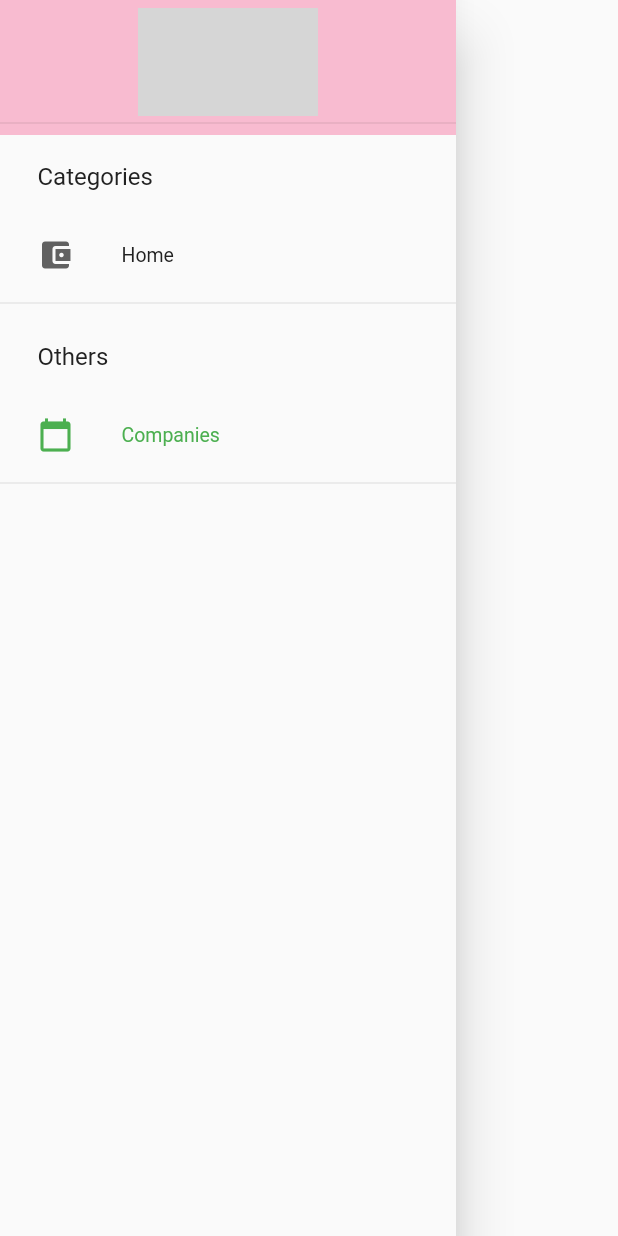
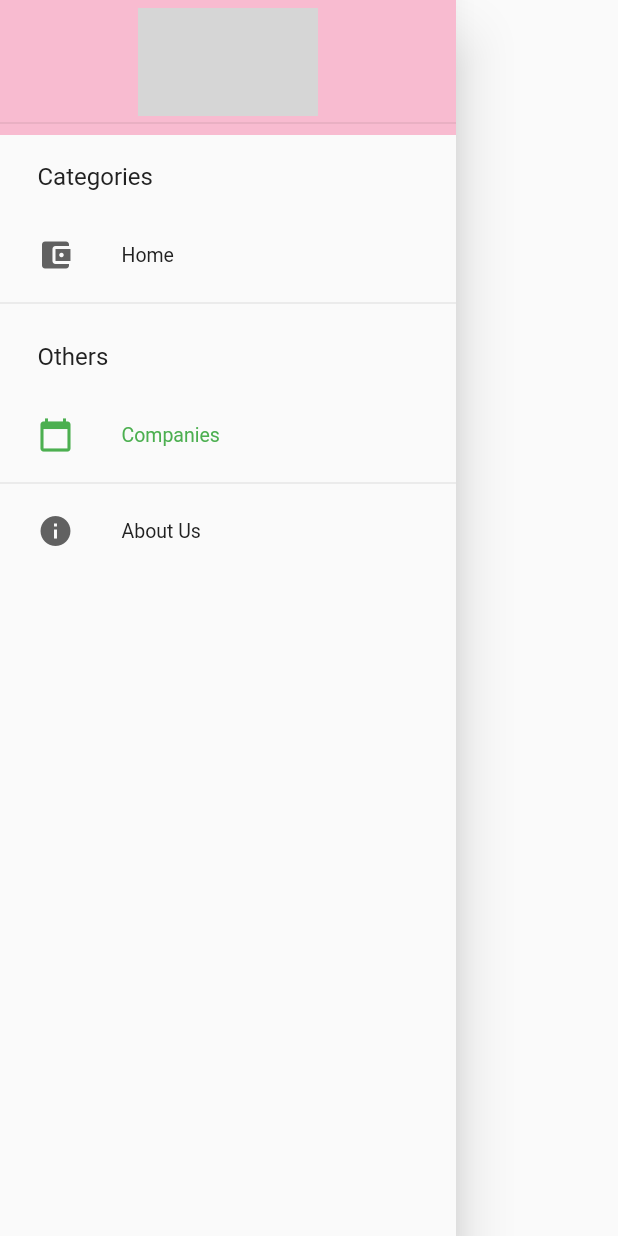
Before and after one commit to Summonshr/stocknp-flutter, a Flutter app: the CustomDrawer widget shown alone on an empty page, opened directly, on a phone screen of 412 x 824 dp. Run offline on Flutter 3.47's test engine with Material 2 defaults, Android fonts, the phone set to English and light mode, and no system bars; our stand-ins replace flutter_markdown; missing offline and left inert: flutter_html_view; network calls fail; grey boxes are pictures that could not be loaded.

Commit message:
Fix drawer where routes open agains

```diff
--- a/lib/components/drawer.dart
+++ b/lib/components/drawer.dart
@@ -60,6 +60,19 @@ class _CustomDrawerState extends State<CustomDrawer> {
               route: 'companies',
               icon: Icons.calendar_today),
           Divider(),
+          MenuItem(
+              onTap: () {
+                Navigator.of(context).pop();
+                AlertDialog dialog = AlertDialog(
+                  content: Text(
+                      'Stock NP is a progressing app meaning we are continuously adding features as seen needed or suitable according to the market.',
+                      style: TextStyle(height: 1.7)),
+                  title: Text('Stock NP'),
+                );
+                showDialog(context: context, child: dialog);
+              },
+              title: 'About Us',
+              icon: Icons.info),
         ],
       ),
     );
@@ -79,29 +92,38 @@ class MenuItem extends StatelessWidget {
 
   final bool active;
 
-  MenuItem({
-    Key key,
+  final Function onTap;
+
+  MenuItem(
+      {Key key,
       this.icon,
       this.title,
-    this.active,
+      this.active = false,
       this.route,
       this.updateRoute,
       this.trailing,
-  }) : super(key: key);
+      this.onTap})
+      : super(key: key);
 
   @override
   Widget build(BuildContext context) {
     return ListTile(
-        onTap: () {
+        onTap: onTap ??
+            () {
+              if (active) {
+                // If current do not open again
+                Navigator.of(context).pop();
+                return;
+              }
+
               Navigator.popUntil(context, (given) {
                 updateRoute(route);
                 return true;
               });
+              Navigator.popUntil(context, ModalRoute.withName('home'));
               if (route == 'home') {
-            Navigator.popUntil(context, ModalRoute.withName('home'));
                 return;
               }
-          Navigator.popUntil(context, ModalRoute.withName('home'));
               Navigator.of(context).pushNamed(route);
             },
         dense: true,
--- a/lib/main.dart
+++ b/lib/main.dart
@@ -9,8 +9,6 @@ void main() {
 }
 
 class StockNP extends StatelessWidget {
-  const StockNP({Key key}) : super(key: key);
-
   @override
   Widget build(BuildContext context) {
     return MaterialApp(initialRoute: 'home', routes: {
--- a/pubspec.yaml
+++ b/pubspec.yaml
@@ -27,6 +27,7 @@ dependencies:
   http: ^0.12.1
   flutter_html_view: ^0.5.12
   intl: ^0.16.1
+  connectivity: ^0.4.8+6
 dev_dependencies:
   flutter_test:
     sdk: flutter
```
Also changed, not shown: pubspec.lock. Lines whose indentation alone changed are shown as unchanged.
